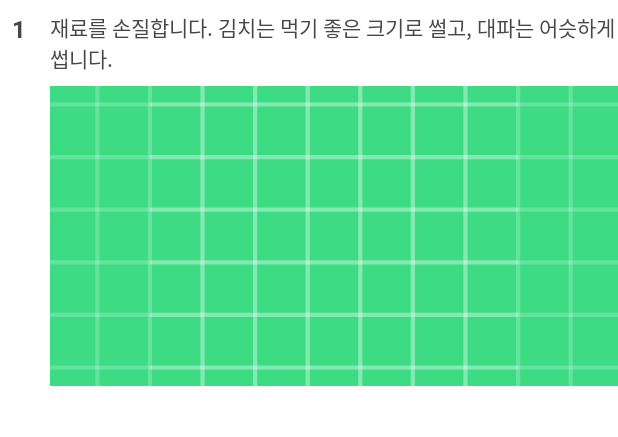
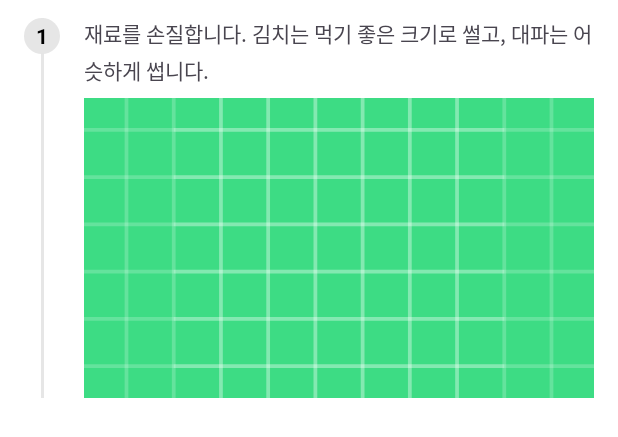
Before and after one commit to ppmm9155/Food_Recipe, an Android app: the layout list_item_cooking_step.xml on its own in the app's theme, with its tools: preview values and no code run, on a phone screen of 412 x 824 dp. Shown: the top 437 px of the screen. Run offline under Robolectric (Android 15) with nearby library versions, the phone set to English and light mode, and no system bars.

Commit message:
기준 레시피상세화면 요리 순서 디자인 개선
요리 순서 UI를 타임라인 디자인으로 개선

```diff
--- /dev/null
+++ b/app/src/main/res/drawable/bg_step_number_circle.xml
@@ -0,0 +1,9 @@
+<?xml version="1.0" encoding="utf-8"?>
+<!-- [추가] 요리 단계 번호의 배경으로 사용될 원 모양 Drawable -->
+<shape xmlns:android="http://schemas.android.com/apk/res/android"
+    android:shape="oval">
+    <solid android:color="@color/gray_200" />
+    <size
+        android:width="24dp"
+        android:height="24dp" />
+</shape>
--- a/app/src/main/res/layout/list_item_cooking_step.xml
+++ b/app/src/main/res/layout/list_item_cooking_step.xml
@@ -4,30 +4,49 @@
     xmlns:tools="http://schemas.android.com/tools"
     android:layout_width="match_parent"
     android:layout_height="wrap_content"
-    android:paddingTop="8dp"
-    android:paddingBottom="8dp">
+    android:paddingStart="16dp"
+    android:paddingEnd="16dp"
+    android:paddingTop="12dp"
+    android:paddingBottom="12dp">
 
+    <!-- [추가] 타임라인의 세로선 역할을 하는 View -->
+    <View
+        android:id="@+id/list_step_view_timeline"
+        android:layout_width="2dp"
+        android:layout_height="0dp"
+        android:background="@color/gray_200"
+        app:layout_constraintTop_toTopOf="parent"
+        app:layout_constraintBottom_toBottomOf="parent"
+        app:layout_constraintStart_toStartOf="@id/list_step_tv_step_number"
+        app:layout_constraintEnd_toEndOf="@id/list_step_tv_step_number" />
+
+    <!-- [변경] 원형 배경, 중앙 정렬, 제약조건 수정 -->
     <TextView
         android:id="@+id/list_step_tv_step_number"
-        android:layout_width="wrap_content"
-        android:layout_height="wrap_content"
-        android:layout_marginStart="8dp"
-        android:textSize="16sp"
+        android:layout_width="24dp"
+        android:layout_height="24dp"
+        android:background="@drawable/bg_step_number_circle"
+        android:gravity="center"
+        android:textColor="@color/black"
+        android:textSize="14sp"
         android:textStyle="bold"
         app:layout_constraintStart_toStartOf="parent"
-        app:layout_constraintTop_toTopOf="parent"
+        app:layout_constraintTop_toTopOf="@id/list_step_tv_description"
         tools:text="1" />
 
+    <!-- [변경] 제약조건 및 마진 수정 -->
     <TextView
         android:id="@+id/list_step_tv_description"
         android:layout_width="0dp"
         android:layout_height="wrap_content"
         android:layout_marginStart="16dp"
-        app:layout_constraintTop_toTopOf="@id/list_step_tv_step_number"
+        android:lineSpacingExtra="4dp"
+        app:layout_constraintTop_toTopOf="parent"
         app:layout_constraintStart_toEndOf="@id/list_step_tv_step_number"
         app:layout_constraintEnd_toEndOf="parent"
         tools:text="재료를 손질합니다. 김치는 먹기 좋은 크기로 썰고, 대파는 어슷하게 썹니다." />
 
+    <!-- [변경] 제약조건 수정 -->
     <ImageView
         android:id="@+id/list_step_iv_image"
         android:layout_width="0dp"
@@ -37,7 +56,7 @@
         android:visibility="gone"
         app:layout_constraintTop_toBottomOf="@id/list_step_tv_description"
         app:layout_constraintStart_toStartOf="@id/list_step_tv_description"
-        app:layout_constraintEnd_toEndOf="parent"
+        app:layout_constraintEnd_toEndOf="@id/list_step_tv_description"
         tools:src="@drawable/ic_launcher_background"
         tools:visibility="visible"/>
 
```
